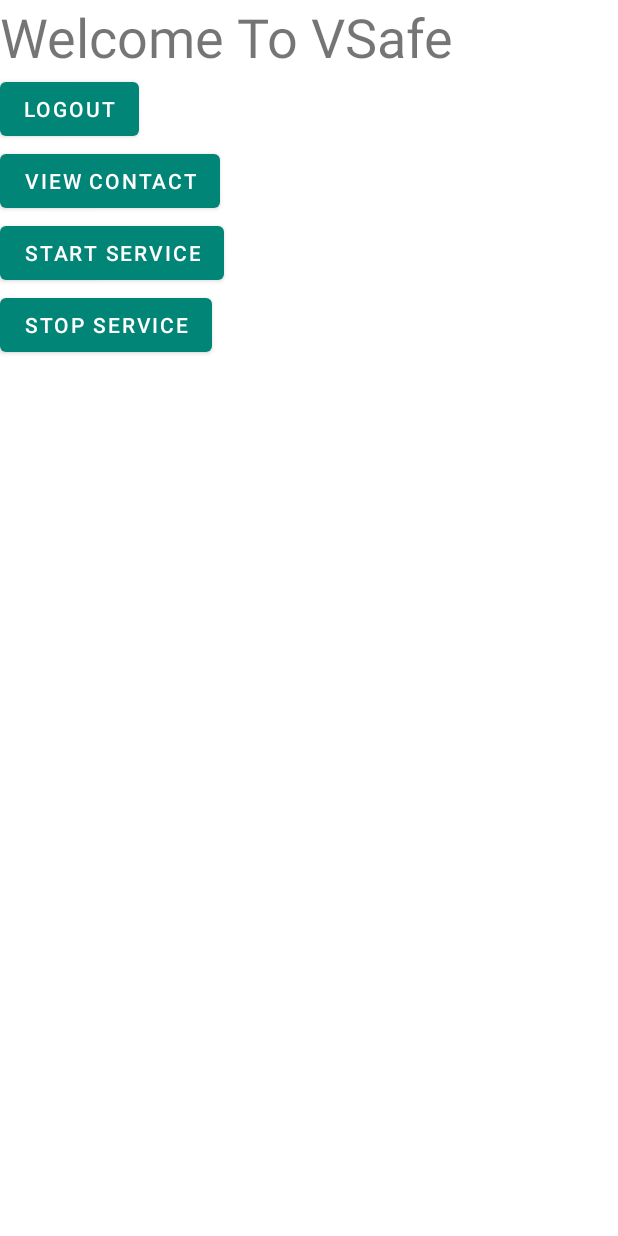
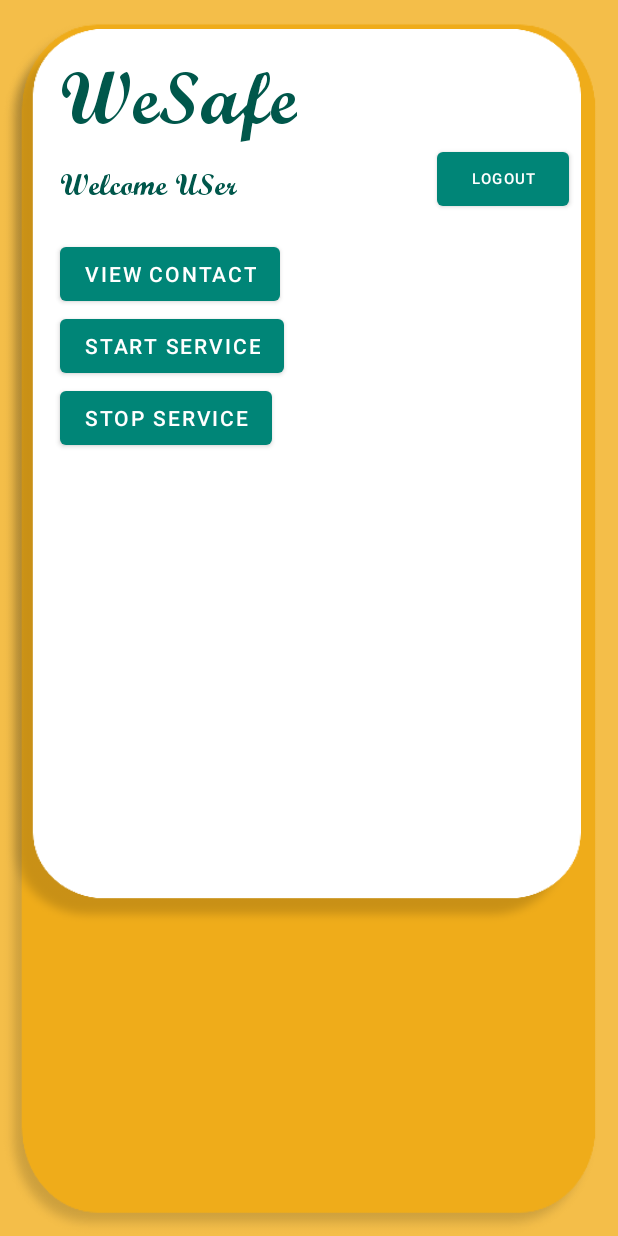
Before and after one commit to niteshjitender/WeSafe, an Android app: the layout activity_home.xml on its own in the app's theme, with its tools: preview values and no code run, on a phone screen of 412 x 824 dp. Run offline under Robolectric (Android 15) with nearby library versions, the phone set to English and light mode, and no system bars.

Commit message:
Safe commit for UI changes

```diff
--- a/app/src/main/java/com/example/wesafe/MainActivity.java
+++ b/app/src/main/java/com/example/wesafe/MainActivity.java
@@ -6,6 +6,7 @@ import android.content.Intent;
 import android.content.SharedPreferences;
 import android.os.Bundle;
 import android.os.Handler;
+import android.util.Log;
 import android.view.View;
 import android.widget.Button;
 import android.widget.EditText;
@@ -25,9 +26,11 @@ public class MainActivity extends AppCompatActivity{
     ProgressBar progressBarLogin ;
     TextView tvRegister ;
     ApiCall apiCall;
+    public static MainActivity mThis = null;
     @Override
     protected void onCreate(Bundle savedInstanceState) {
         super.onCreate(savedInstanceState);
+        mThis = this ;
         setContentView(R.layout.activity_main);
         btnLogin = findViewById(R.id.btnLogin);
         etUsernameLogin = findViewById(R.id.etUserNameLogin) ;
@@ -47,13 +50,8 @@ public class MainActivity extends AppCompatActivity{
             @Override
             public void onClick(View v) {
                 final Intent intent_register = new Intent(getApplicationContext(), RegisterActivity.class) ;
-                new Handler().postDelayed(new Runnable() {
-                    @Override
-                    public void run() {
-                        progressBarLogin.setVisibility(View.GONE);
-                        startActivity(intent_register);
-                    }
-                }, 1500);
+                progressBarLogin.setVisibility(View.GONE);
+                startActivity(intent_register);
             }
         });
     }
@@ -131,9 +129,11 @@ public class MainActivity extends AppCompatActivity{
                     tilPasswordLogin.setPasswordVisibilityToggleEnabled(true);
                 }
             }, 3000);
+            progressBarLogin.setVisibility(View.GONE);
             is_expressions_valid = false;
         }
         if (is_expressions_valid) {
+            progressBarLogin.setVisibility(View.VISIBLE);
             String username = etUsernameLogin.getText().toString();
             String password = etPasswordLogin.getText().toString();
             HashMap<String,String> params=new HashMap<>();
@@ -149,9 +149,14 @@ public class MainActivity extends AppCompatActivity{
                         startActivity(new Intent(MainActivity.this,HomeActivity.class));
                         finish();
                     }
+                    else{
+                        Log.wtf("login","Some error in API call") ;
+                        progressBarLogin.setVisibility(View.GONE);
+                    }
+                    progressBarLogin.setVisibility(View.GONE);
+
                 }
             });
-            progressBarLogin.setVisibility(View.GONE);
         }
     }
     protected void onStart()
--- a/app/src/main/java/com/example/wesafe/RegisterActivity.java
+++ b/app/src/main/java/com/example/wesafe/RegisterActivity.java
@@ -50,8 +50,8 @@ public class RegisterActivity extends AppCompatActivity{
         myDb= new DatabaseHelper(this);
         sharedPreferenceClass= new SharedPreferenceClass(this);
 
-//        progressBarRegister = findViewById(R.id.progressBarRegister) ;
-//        progressBarRegister.setVisibility(View.GONE);
+        progressBarRegister = findViewById(R.id.progressBarRegister) ;
+        progressBarRegister.setVisibility(View.GONE);
 
 //        linearlayout_otp = findViewById(R.id.linearlayout_otp) ;
 //        linearlayout_otp.setVisibility(View.GONE);
@@ -86,31 +86,32 @@ public class RegisterActivity extends AppCompatActivity{
     }
 
     private void registerUser(){
-//        progressBarRegister.setVisibility(View.VISIBLE);
+        progressBarRegister.setVisibility(View.VISIBLE);
         boolean is_expressions_valid = true ;
         if(!validateUsername()){
-//            progressBarRegister.setVisibility(View.GONE);
+            progressBarRegister.setVisibility(View.GONE);
             is_expressions_valid = false;
         }
         if(false){
-//            progressBarRegister.setVisibility(View.GONE);
+            progressBarRegister.setVisibility(View.GONE);
             is_expressions_valid = false;
         }
         if(!validatePassword()){
-//            progressBarRegister.setVisibility(View.GONE);
+            progressBarRegister.setVisibility(View.GONE);
             is_expressions_valid = false;
         }
         if(!matchPassword()){
-//            progressBarRegister.setVisibility(View.GONE);
+            progressBarRegister.setVisibility(View.GONE);
             is_expressions_valid = false;
         }
         if(!checkContact()){
-//            progressBarRegister.setVisibility(View.GONE);
+            progressBarRegister.setVisibility(View.GONE);
             is_expressions_valid = false ;
         }
 
 
         if(is_expressions_valid) {
+            progressBarRegister.setVisibility(View.VISIBLE);
             final String username = etUserNameRegister.getText().toString();
             String phonenumber= etPhoneNumberRegister.getText().toString();
             String password = etPasswordRegister.getText().toString();
@@ -137,12 +138,14 @@ public class RegisterActivity extends AppCompatActivity{
                             sharedPreferenceClass.setValue_string("username",username);
                             startActivity(new Intent(RegisterActivity.this,RegisterActivity2.class));
                         }
+                        progressBarRegister.setVisibility(View.GONE);
                     }
                 });
             }
             else
             {
                 Toast.makeText(getApplicationContext(),"Error while inserting data to local storage",Toast.LENGTH_LONG).show();
+                progressBarRegister.setVisibility(View.GONE);
             }
         }
     }
--- a/app/src/main/java/com/example/wesafe/SplashScreen.java
+++ b/app/src/main/java/com/example/wesafe/SplashScreen.java
@@ -23,6 +23,6 @@ public class SplashScreen extends AppCompatActivity {
                 finish();
 
             }
-        }, 2000);
+        }, 1500);
     }
 }
--- a/app/src/main/java/com/example/wesafe/SplashScreen_main.java
+++ b/app/src/main/java/com/example/wesafe/SplashScreen_main.java
@@ -22,6 +22,6 @@ public class SplashScreen_main extends AppCompatActivity {
                 finish();
 
             }
-        }, 2100);
+        }, 1500);
     }
 }
--- a/app/src/main/res/layout/activity_home.xml
+++ b/app/src/main/res/layout/activity_home.xml
@@ -6,31 +6,98 @@
     android:layout_width="match_parent"
     android:layout_height="match_parent"
     android:orientation="vertical"
+    android:background="@drawable/splashscreen1"
     tools:context=".HomeActivity">
 
-    <TextView
-        android:id="@+id/vsafe"
-        android:layout_width="wrap_content"
-        android:layout_height="wrap_content"
-        android:text="Welcome To VSafe"
-        android:textSize="36sp"
+    <LinearLayout
+        android:layout_width="387dp"
+        android:layout_height="675dp"
+        android:layout_marginTop="19dp"
+        android:layout_marginEnd="24dp"
+        android:layout_marginBottom="37dp"
+        android:orientation="vertical"
         app:layout_constraintBottom_toBottomOf="parent"
         app:layout_constraintEnd_toEndOf="parent"
         app:layout_constraintStart_toStartOf="parent"
-        app:layout_constraintTop_toTopOf="parent" />
+        app:layout_constraintTop_toTopOf="parent">
+
+        <LinearLayout
+            android:layout_width="match_parent"
+            android:layout_height="600dp"
+            android:layout_gravity="center_horizontal"
+            android:layout_marginStart="0dp"
+            android:layout_marginTop="0dp"
+            android:layout_marginEnd="0dp"
+            android:layout_marginBottom="0dp"
+            android:background="@drawable/registration_top"
+            android:orientation="vertical">
+
+            <TextView
+                android:id="@+id/tvWeSafeMain"
+                android:layout_width="wrap_content"
+                android:layout_height="wrap_content"
+                android:layout_marginStart="40dp"
+                android:layout_marginTop="15dp"
+                android:layout_marginEnd="0dp"
+                android:layout_marginBottom="0dp"
+                android:clickable="false"
+                android:fontFamily="@font/wrexham"
+                android:shadowColor="#000000"
+                android:shadowDx="-20"
+                android:shadowDy="20"
+                android:text="WeSafe"
+                android:textColor="@color/colorPrimaryDark"
+                android:textSize="50sp" />
+
+            <LinearLayout
+                android:layout_width="match_parent"
+                android:layout_height="wrap_content"
+                android:orientation="horizontal">
+
+                <TextView
+                    android:id="@+id/tvWeSafeMain2"
+                    android:layout_width="wrap_content"
+                    android:layout_height="wrap_content"
+                    android:layout_marginStart="40dp"
+                    android:layout_marginTop="15dp"
+                    android:layout_marginEnd="0dp"
+                    android:layout_marginBottom="0dp"
+                    android:layout_weight="1"
+                    android:clickable="false"
+                    android:fontFamily="@font/wrexham"
+                    android:shadowColor="#000000"
+                    android:shadowDx="-20"
+                    android:shadowDy="20"
+                    android:text="Welcome USer"
+                    android:textColor="@color/colorPrimaryDark"
+                    android:textSize="20sp" />
 
                 <Button
                     android:id="@+id/logout"
                     android:layout_width="wrap_content"
                     android:layout_height="wrap_content"
+                    android:layout_gravity="right"
+                    android:layout_marginStart="0dp"
+                    android:layout_marginTop="15dp"
+                    android:layout_marginEnd="8dp"
+                    android:padding="2dp"
+                    android:paddingStart="2dp"
+                    android:paddingLeft="2dp"
+                    android:paddingTop="2dp"
+                    android:paddingEnd="2dp"
+                    android:paddingRight="2dp"
+                    android:paddingBottom="2dp"
                     android:text="Logout"
+                    android:textSize="10sp"
                     app:layout_constraintEnd_toEndOf="parent"
                     app:layout_constraintTop_toTopOf="parent" />
+            </LinearLayout>
 
             <Button
                 android:id="@+id/viewAllContact"
                 android:layout_width="wrap_content"
                 android:layout_height="wrap_content"
+                android:layout_marginStart="40dp"
                 android:text="View Contact"
                 app:layout_constraintStart_toStartOf="parent"
                 app:layout_constraintTop_toTopOf="parent" />
@@ -38,13 +105,19 @@
             <Button
                 android:layout_width="wrap_content"
                 android:layout_height="wrap_content"
-        android:text="Start Service"
-        android:onClick="startService"/>
+                android:layout_marginStart="40dp"
+                android:onClick="startService"
+                android:text="Start Service" />
 
             <Button
                 android:layout_width="wrap_content"
                 android:layout_height="wrap_content"
-        android:text="Stop Service"
-        android:onClick="stopService"/>
+                android:layout_marginStart="40dp"
+                android:onClick="stopService"
+                android:text="Stop Service" />
+        </LinearLayout>
 
     </LinearLayout>
+
+
+</LinearLayout>
--- a/app/src/main/res/layout/activity_register.xml
+++ b/app/src/main/res/layout/activity_register.xml
@@ -240,6 +240,12 @@
 
                 </com.google.android.material.textfield.TextInputLayout>
 
+                <ProgressBar
+                    android:id="@+id/progressBarRegister"
+                    style="?android:attr/progressBarStyle"
+                    android:layout_width="match_parent"
+                    android:layout_height="wrap_content" />
+
                 <LinearLayout
                     android:layout_width="wrap_content"
                     android:layout_height="wrap_content"
--- a/app/src/main/res/layout/notification_layout.xml
+++ b/app/src/main/res/layout/notification_layout.xml
@@ -16,10 +16,11 @@
         android:textColor="@color/colorPrimaryDark" />
     <TextView
         android:id="@+id/text_view_collapsed_2"
-        style="@style/TextAppearance.Compat.Notification.Info"
         android:layout_width="wrap_content"
         android:layout_height="wrap_content"
         android:text="Expand to show!" />
 
+    <!--        style="@style/TextAppearance.Compat.Notification.Info"-->
+
 
 </LinearLayout>
```
Lines whose indentation alone changed are shown as unchanged.
